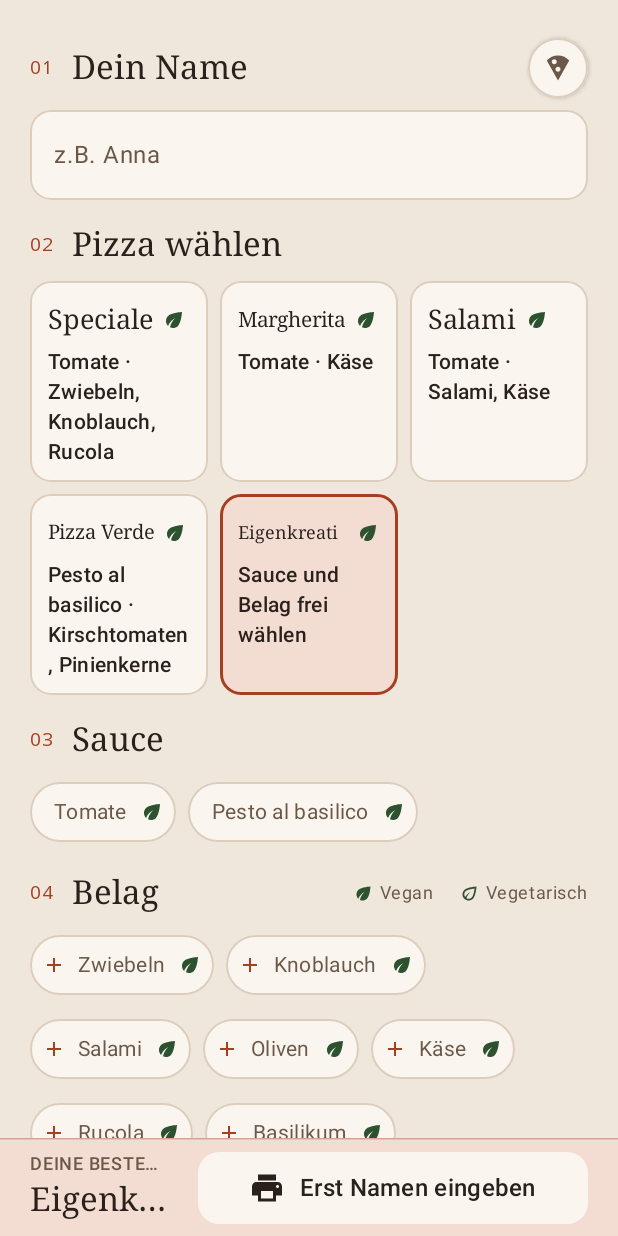
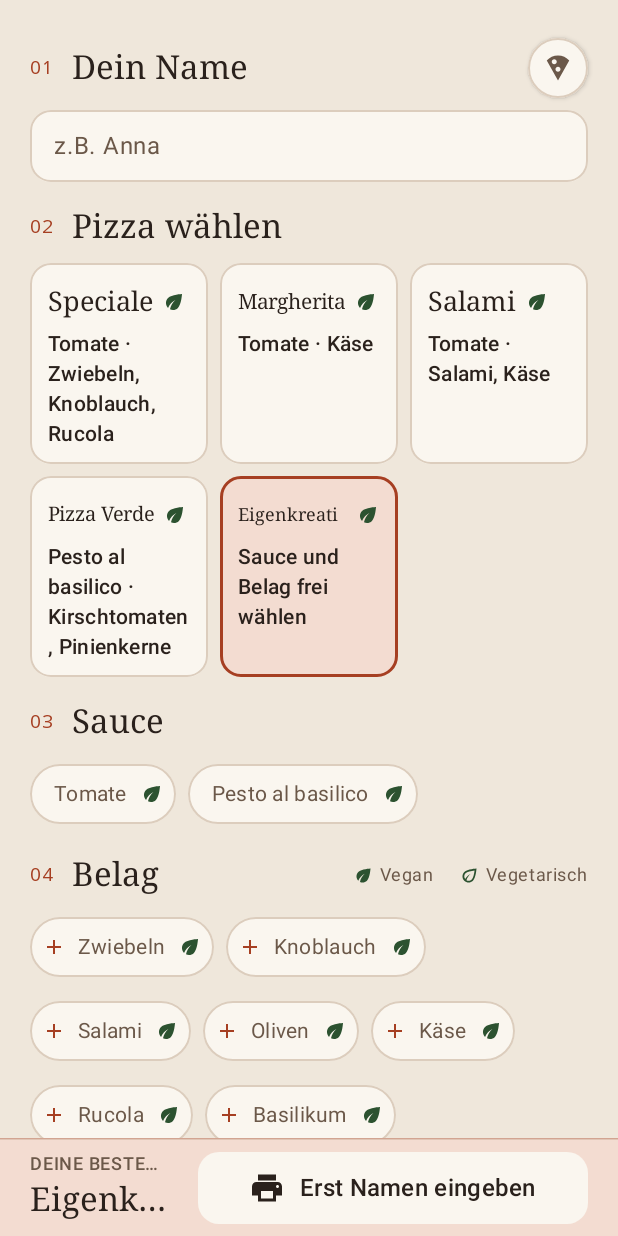
Before and after one commit to kaerbr/pizza-order, an Android app built with Jetpack Compose: the screen it shows after launch (MainActivity), after a tap on "Eigenkreation", on a phone screen of 412 x 824 dp. Run offline under Robolectric (Android 15) with nearby library versions, the phone set to English and light mode, and no system bars; libraries missing offline, so code that uses them is left out: com.dantsu.escposprinter; pictures from the network do not load.

Commit message:
style: einheitliche Höhen für Eingabefelder und Knöpfe
Zwei Größenstufen für die ganze Seite: Eingabefelder und Bestellknopf
48dp, Sauce-/Belag-Knöpfe und Schnellmenü 40dp, als Konstanten in
OrderScreen.kt.

Name und Notiz nutzen dafür ein CompactTextField: gleiche Material-
Optik wie OutlinedTextField, aber ohne dessen feste 56dp-Mindesthöhe
und mit 12dp statt 16dp Innenabstand. Die Schrift im Namensfeld ist
von 22sp auf bodyLarge (16sp) verkleinert.

Co-Authored-By: Claude Opus 5.5 <noreply@anthropic.com>
Claude-Session: https://claude.ai/code/session_01KSFfrpMrVTAPuhwNFp2JYS

```diff
--- a/app/src/main/java/io/github/kaerbr/pizzaorder/ui/OrderScreen.kt
+++ b/app/src/main/java/io/github/kaerbr/pizzaorder/ui/OrderScreen.kt
@@ -8,6 +8,7 @@ import androidx.compose.animation.core.tween
 import androidx.compose.foundation.BorderStroke
 import androidx.compose.foundation.background
 import androidx.compose.foundation.border
+import androidx.compose.foundation.interaction.MutableInteractionSource
 import androidx.compose.foundation.layout.Arrangement
 import androidx.compose.foundation.layout.Column
 import androidx.compose.foundation.layout.ExperimentalLayoutApi
@@ -28,6 +29,7 @@ import androidx.compose.foundation.rememberScrollState
 import androidx.compose.foundation.shape.CircleShape
 import androidx.compose.foundation.shape.RoundedCornerShape
 import androidx.compose.foundation.text.BasicText
+import androidx.compose.foundation.text.BasicTextField
 import androidx.compose.foundation.text.KeyboardOptions
 import androidx.compose.foundation.text.TextAutoSize
 import androidx.compose.foundation.verticalScroll
@@ -39,12 +41,12 @@ import androidx.compose.material.icons.filled.Print
 import androidx.compose.material.icons.outlined.Eco
 import androidx.compose.material3.Button
 import androidx.compose.material3.ButtonDefaults
+import androidx.compose.material3.ExperimentalMaterial3Api
 import androidx.compose.material3.FilterChip
 import androidx.compose.material3.FilterChipDefaults
 import androidx.compose.material3.HorizontalDivider
 import androidx.compose.material3.Icon
 import androidx.compose.material3.MaterialTheme
-import androidx.compose.material3.OutlinedTextField
 import androidx.compose.material3.OutlinedTextFieldDefaults
 import androidx.compose.material3.Surface
 import androidx.compose.material3.Text
@@ -59,10 +61,12 @@ import androidx.compose.ui.Modifier
 import androidx.compose.ui.draw.clip
 import androidx.compose.ui.draw.drawBehind
 import androidx.compose.ui.graphics.Color
+import androidx.compose.ui.graphics.SolidColor
 import androidx.compose.ui.graphics.vector.ImageVector
 import androidx.compose.ui.text.font.FontFamily
 import androidx.compose.ui.text.font.FontWeight
 import androidx.compose.ui.text.input.KeyboardCapitalization
+import androidx.compose.ui.text.input.VisualTransformation
 import androidx.compose.ui.text.style.TextOverflow
 import androidx.compose.ui.unit.Dp
 import androidx.compose.ui.unit.dp
@@ -81,7 +85,11 @@ private const val NOTE_MAX = 160
 // heading row is exactly as tall as the button so both centre on one line.
 internal val FormTop = 25.dp
 internal val FormSidePadding = 20.dp
-internal val QuickMenuSize = 40.dp
+
+// Two control sizes for the whole screen: inputs and the main action at 48dp, choices and navigation at 40dp.
+internal val ControlHeight = 48.dp
+internal val ChipHeight = 40.dp
+internal val QuickMenuSize = ChipHeight
 
 @OptIn(ExperimentalLayoutApi::class)
 @Composable
@@ -126,15 +134,12 @@ fun OrderScreen(
             // Spacing tuned so the whole form fits one portrait screen of the 8.7" party tablet (~600×1000dp).
             Column(Modifier.widthIn(max = 920.dp), verticalArrangement = Arrangement.spacedBy(14.dp)) {
                 Section("01", "Dein Name", headerHeight = QuickMenuSize) {
-                    OutlinedTextField(
+                    CompactTextField(
                         value = customer,
                         onValueChange = { customer = it },
-                        placeholder = { Text("z.B. Anna") },
+                        placeholder = "z.B. Anna",
                         singleLine = true,
                         keyboardOptions = KeyboardOptions(capitalization = KeyboardCapitalization.Words),
-                        textStyle = MaterialTheme.typography.titleLarge,
-                        shape = RoundedCornerShape(14.dp),
-                        colors = fieldColors(),
                         modifier = Modifier.fillMaxWidth(),
                     )
                 }
@@ -182,14 +187,12 @@ fun OrderScreen(
                 Section("05", "Notiz für die Küche", trailing = {
                     Text("${note.length} / $NOTE_MAX", style = MaterialTheme.typography.bodySmall, color = MaterialTheme.colorScheme.onSurfaceVariant)
                 }) {
-                    OutlinedTextField(
+                    CompactTextField(
                         value = note,
                         onValueChange = { note = it.take(NOTE_MAX) },
-                        placeholder = { Text("z.B. extra knusprig, ohne Oregano…") },
+                        placeholder = "z.B. extra knusprig, ohne Oregano…",
                         maxLines = 3,
                         keyboardOptions = KeyboardOptions(capitalization = KeyboardCapitalization.Sentences),
-                        shape = RoundedCornerShape(14.dp),
-                        colors = fieldColors(),
                         modifier = Modifier.fillMaxWidth(),
                     )
                 }
@@ -267,7 +270,7 @@ fun OrderScreen(
                         disabledContainerColor = Color.Transparent, disabledContentColor = contentColor,
                     ),
                     modifier = Modifier
-                        .heightIn(min = 48.dp).widthIn(min = 260.dp)
+                        .heightIn(min = ControlHeight).widthIn(min = 260.dp)
                         .clip(shape)
                         .background(MaterialTheme.colorScheme.surface)
                         .drawBehind { drawRect(fill.copy(alpha = fillAlpha), size = size.copy(width = size.width * progress)) },
@@ -347,6 +350,59 @@ private fun fieldColors() = OutlinedTextFieldDefaults.colors(
     errorContainerColor = MaterialTheme.colorScheme.surface,
 )
 
+/**
+ * Material's outlined field at [ControlHeight]: OutlinedTextField forces a 56dp minimum and 16dp inner
+ * padding, which made the inputs look oversized next to the 48dp order button and 40dp chips.
+ * Same look and focus colours, built from its own decoration box with 12dp vertical padding.
+ */
+@OptIn(ExperimentalMaterial3Api::class)
+@Composable
+private fun CompactTextField(
+    value: String,
+    onValueChange: (String) -> Unit,
+    placeholder: String,
+    keyboardOptions: KeyboardOptions,
+    modifier: Modifier = Modifier,
+    singleLine: Boolean = false,
+    maxLines: Int = if (singleLine) 1 else Int.MAX_VALUE,
+) {
+    val interactionSource = remember { MutableInteractionSource() }
+    val colors = fieldColors()
+    val shape = RoundedCornerShape(14.dp)
+    BasicTextField(
+        value = value,
+        onValueChange = onValueChange,
+        modifier = modifier.heightIn(min = ControlHeight),
+        textStyle = MaterialTheme.typography.bodyLarge.copy(color = MaterialTheme.colorScheme.onSurface),
+        cursorBrush = SolidColor(MaterialTheme.colorScheme.primary),
+        keyboardOptions = keyboardOptions,
+        singleLine = singleLine,
+        maxLines = maxLines,
+        interactionSource = interactionSource,
+    ) { innerTextField ->
+        OutlinedTextFieldDefaults.DecorationBox(
+            value = value,
+            innerTextField = innerTextField,
+            enabled = true,
+            singleLine = singleLine,
+            visualTransformation = VisualTransformation.None,
+            interactionSource = interactionSource,
+            placeholder = { Text(placeholder) },
+            colors = colors,
+            contentPadding = OutlinedTextFieldDefaults.contentPadding(top = 12.dp, bottom = 12.dp),
+            container = {
+                OutlinedTextFieldDefaults.Container(
+                    enabled = true,
+                    isError = false,
+                    interactionSource = interactionSource,
+                    colors = colors,
+                    shape = shape,
+                )
+            },
+        )
+    }
+}
+
 @Composable
 private fun Section(
     step: String,
@@ -410,6 +466,6 @@ private fun Pill(label: String, selected: Boolean, icon: ImageVector? = null, di
             borderColor = MaterialTheme.colorScheme.outline,
             selectedBorderColor = MaterialTheme.colorScheme.primary,
         ),
-        modifier = Modifier.heightIn(min = 40.dp),
+        modifier = Modifier.heightIn(min = ChipHeight),
     )
 }
```
